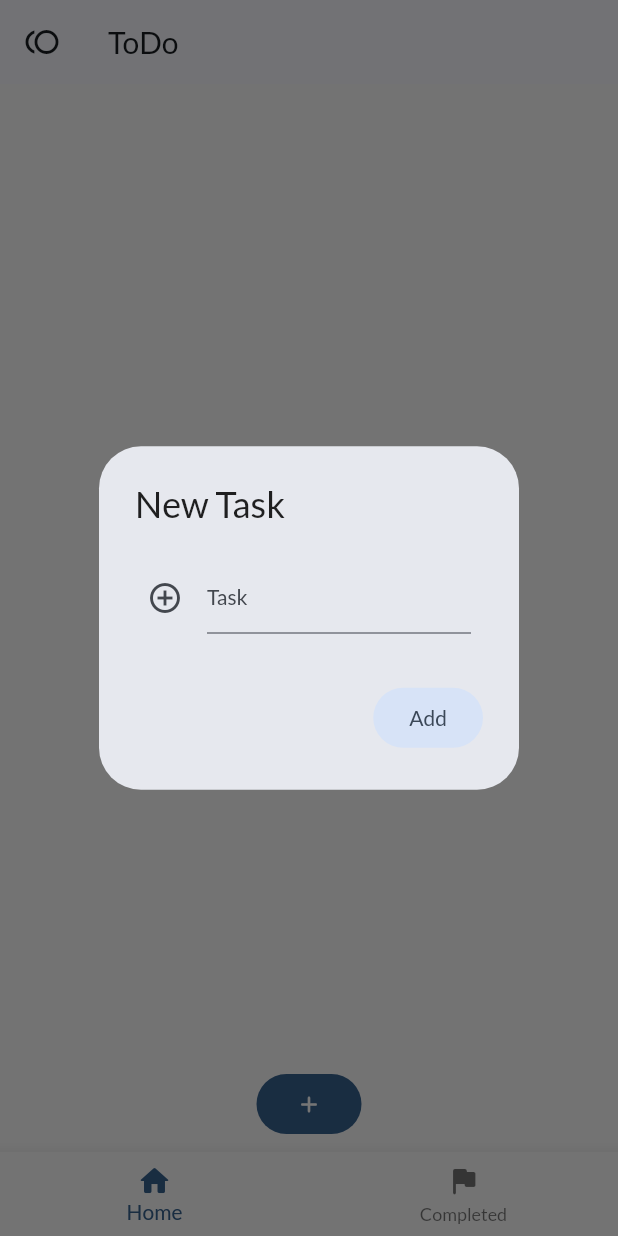
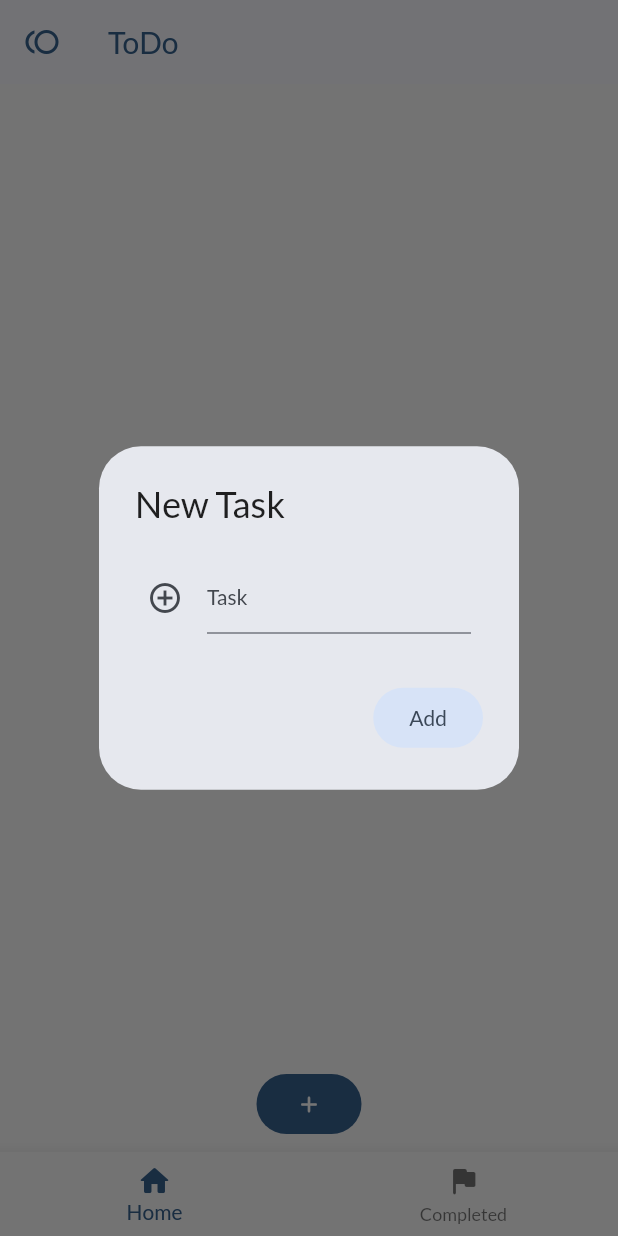
Before and after one commit to Santho-sh/flutter-todo-app, a Flutter app: the screen it shows after launch, after a tap on the "add" icon, on a phone screen of 412 x 824 dp. Run offline on Flutter 3.47's test engine with Material 2 defaults, Android fonts, the phone set to English and light mode, and no system bars; our stand-ins replace google_fonts, shared_preferences; missing offline and left inert: dart:ffi.

```diff
--- a/lib/completed_todos.dart
+++ b/lib/completed_todos.dart
@@ -1,3 +1,5 @@
+import 'dart:ffi';
+
 import 'package:flutter/material.dart';
 import 'package:provider/provider.dart';
 import 'delete_todo.dart';
--- a/lib/main.dart
+++ b/lib/main.dart
@@ -66,9 +66,13 @@ class _HomePageState extends State<HomePage> {
       });
     }
 
+    final ColorScheme colors = Theme.of(context).colorScheme;
+
     return Scaffold(
       appBar: AppBar(
-          title: const Text('ToDo'), leading: const Icon(Icons.toll_outlined)),
+          foregroundColor: colors.primary,
+          title: const Text('ToDo'),
+          leading: const Icon(Icons.toll_outlined)),
       body: page,
       bottomNavigationBar: BottomNavigationBar(
         items: const <BottomNavigationBarItem>[
```
Also changed, not shown: lib/add_todo.dart (+15 -8 lines).
